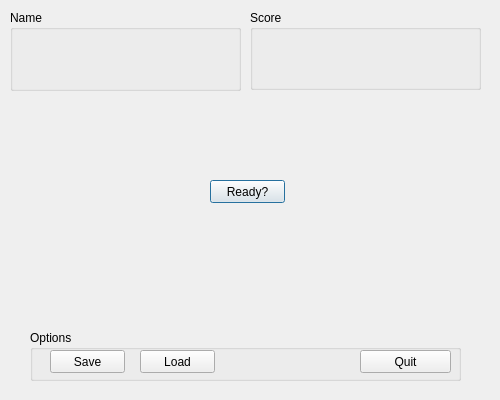
First picture: the form in Project/17B_Project_1/gamewindow.ui, repository ak2300941/CIS-17B, before the edit.
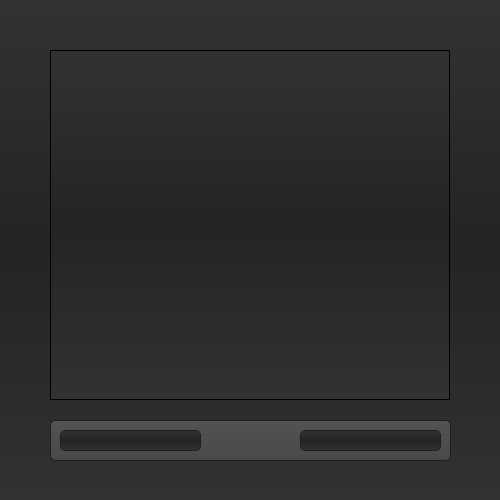
Second picture: the form after the edit.

Patch:
```diff
--- a/Project/17B_Project_1/gamewindow.ui
+++ b/Project/17B_Project_1/gamewindow.ui
@@ -1,13 +1,13 @@
 <?xml version="1.0" encoding="UTF-8"?>
 <ui version="4.0">
  <class>gameWindow</class>
- <widget class="QDialog" name="gameWindow">
+ <widget class="QWidget" name="gameWindow">
   <property name="geometry">
    <rect>
     <x>0</x>
     <y>0</y>
     <width>500</width>
-    <height>400</height>
+    <height>500</height>
    </rect>
   </property>
   <property name="baseSize">
@@ -19,136 +19,83 @@
   <property name="windowTitle">
    <string>Dialog</string>
   </property>
-  <widget class="QPushButton" name="readyButton">
+  <property name="styleSheet">
+   <string notr="true">background-color: QLinearGradient(x1:0, y1:0, x2:0, y2:1, stop:0 #323232, stop: 0.5 #242424, stop:1 #323232);</string>
+  </property>
+  <widget class="QGraphicsView" name="graphicsView">
    <property name="geometry">
     <rect>
-     <x>210</x>
-     <y>180</y>
-     <width>75</width>
-     <height>23</height>
+     <x>50</x>
+     <y>50</y>
+     <width>400</width>
+     <height>350</height>
     </rect>
    </property>
-   <property name="text">
-    <string>Ready?</string>
+   <property name="interactive">
+    <bool>true</bool>
    </property>
   </widget>
   <widget class="QGroupBox" name="GroupBoxName">
    <property name="geometry">
     <rect>
-     <x>10</x>
-     <y>10</y>
-     <width>231</width>
-     <height>81</height>
+     <x>50</x>
+     <y>420</y>
+     <width>401</width>
+     <height>41</height>
     </rect>
    </property>
+   <property name="styleSheet">
+    <string notr="true">selection-background-color: #ffaa00;
+    background-color: QLinearGradient( x1: 0, y1: 0, x2: 0, y2: 1, stop: 0 #565656, stop: 0.1 #525252, stop: 0.5 #4e4e4e, stop: 0.9 #4a4a4a, stop: 1 #464646);
+    border-style: solid;
+    border: 1px solid #1e1e1e;
+    border-radius: 5;</string>
+   </property>
    <property name="title">
-    <string>Name</string>
+    <string/>
    </property>
    <widget class="QLabel" name="nameLabel">
     <property name="geometry">
      <rect>
-      <x>20</x>
-      <y>20</y>
-      <width>201</width>
-      <height>41</height>
+      <x>10</x>
+      <y>10</y>
+      <width>141</width>
+      <height>21</height>
      </rect>
     </property>
-    <property name="font">
-     <font>
-      <family>Berlin Sans FB</family>
-      <pointsize>12</pointsize>
-      <weight>75</weight>
-      <bold>true</bold>
-     </font>
+    <property name="styleSheet">
+     <string notr="true">text-align: center;
+spacing: 1px; /* spacing between items in the tool bar */
+background-color: QLinearGradient(x1:0, y1:0, x2:0, y2:1, stop:0 #323232, stop: 0.5 #242424, stop:1 #323232);
+color: rgb(255, 170, 0)</string>
     </property>
     <property name="text">
      <string/>
     </property>
+    <property name="alignment">
+     <set>Qt::AlignCenter</set>
+    </property>
    </widget>
-  </widget>
-  <widget class="QGroupBox" name="GroupBoxScore">
-   <property name="geometry">
-    <rect>
-     <x>250</x>
-     <y>10</y>
-     <width>231</width>
-     <height>80</height>
-    </rect>
-   </property>
-   <property name="title">
-    <string>Score</string>
-   </property>
    <widget class="QLabel" name="scoreLabel">
     <property name="geometry">
      <rect>
-      <x>20</x>
-      <y>20</y>
-      <width>181</width>
-      <height>41</height>
+      <x>250</x>
+      <y>10</y>
+      <width>141</width>
+      <height>21</height>
      </rect>
     </property>
-    <property name="font">
-     <font>
-      <family>Berlin Sans FB</family>
-      <pointsize>12</pointsize>
-      <weight>75</weight>
-      <bold>true</bold>
-     </font>
+    <property name="styleSheet">
+     <string notr="true">text-align: center;
+spacing: 1px; /* spacing between items in the tool bar */
+background-color: QLinearGradient(x1:0, y1:0, x2:0, y2:1, stop:0 #323232, stop: 0.5 #242424, stop:1 #323232);
+color: rgb(255, 170, 0)</string>
     </property>
     <property name="text">
      <string/>
     </property>
-   </widget>
-  </widget>
-  <widget class="QGroupBox" name="GroupBoxOptions">
-   <property name="geometry">
-    <rect>
-     <x>30</x>
-     <y>330</y>
-     <width>431</width>
-     <height>51</height>
-    </rect>
-   </property>
-   <property name="title">
-    <string>Options</string>
-   </property>
-   <widget class="QPushButton" name="quitButton">
-    <property name="geometry">
-     <rect>
-      <x>330</x>
-      <y>20</y>
-      <width>91</width>
-      <height>23</height>
-     </rect>
-    </property>
-    <property name="text">
-     <string>Quit</string>
-    </property>
-   </widget>
-   <widget class="QPushButton" name="saveButton">
-    <property name="geometry">
-     <rect>
-      <x>20</x>
-      <y>20</y>
-      <width>75</width>
-      <height>23</height>
-     </rect>
-    </property>
-    <property name="text">
-     <string>Save</string>
-    </property>
-   </widget>
-   <widget class="QPushButton" name="loadButton">
-    <property name="geometry">
-     <rect>
-      <x>110</x>
-      <y>20</y>
-      <width>75</width>
-      <height>23</height>
-     </rect>
-    </property>
-    <property name="text">
-     <string>Load</string>
+    <property name="alignment">
+     <set>Qt::AlignCenter</set>
     </property>
    </widget>
   </widget>
```
Left out of the diff: 29 changed lines with no effect on the pictures.
